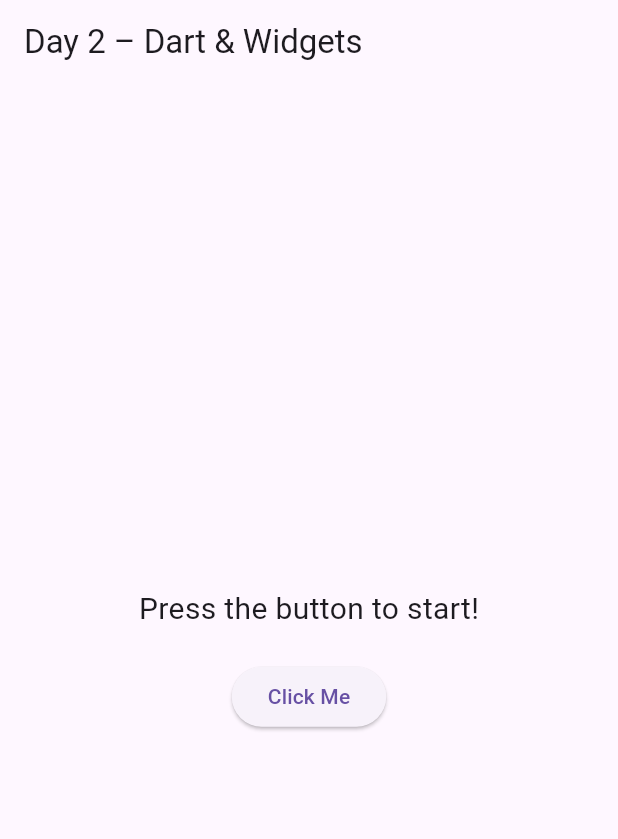
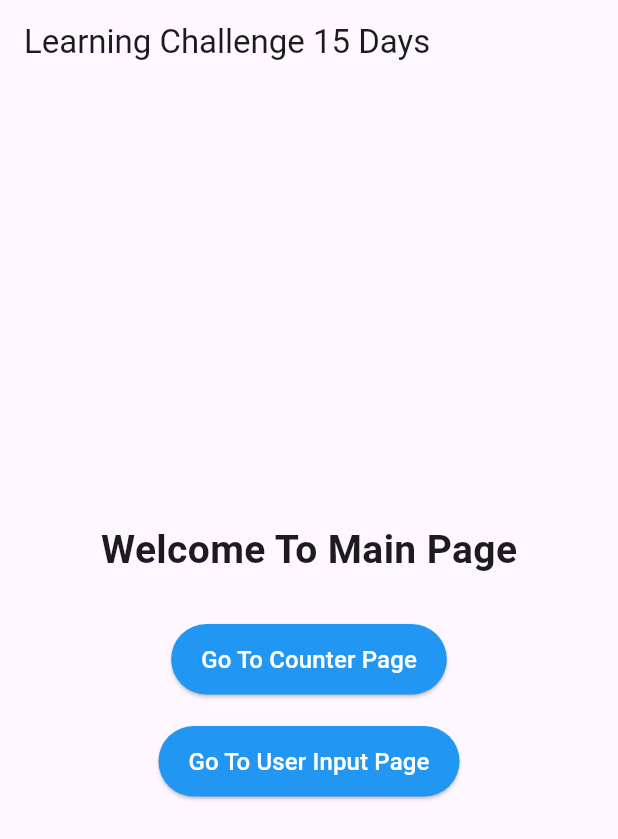
Before and after one commit to Gaurav-Basnet/Flutter_Learn, a Flutter app: the screen it shows after launch, on a phone screen of 412 x 824 dp. Shown: the top 839 px of the screen. Run offline on Flutter 3.47's test engine with Material 3 defaults, Android fonts, the phone set to English and light mode, and no system bars.

Commit message:
03:: feat(Taken input from user)

```diff
--- /dev/null
+++ b/lib/frames/widgettree.dart
@@ -0,0 +1,75 @@
+import 'package:first_app/counter.dart';
+import 'package:first_app/userInput.dart';
+import 'package:flutter/material.dart';
+
+class Widgettree extends StatefulWidget {
+  const Widgettree({super.key});
+
+  @override
+  State<Widgettree> createState() => _WidgettreeState();
+}
+
+class _WidgettreeState extends State<Widgettree> {
+  @override
+  Widget build(BuildContext context) {
+    return Scaffold(
+      appBar: AppBar(
+        title: const Text("Learning Challenge 15 Days"),
+        centerTitle: false,
+      ),
+      body: Center(
+        child: Column(
+          mainAxisAlignment: MainAxisAlignment.center,
+          children: [
+            Container(
+              margin: const EdgeInsets.only(bottom: 30),
+              child: const Text(
+                "Welcome To Main Page",
+                style: TextStyle(fontSize: 26, fontWeight: FontWeight.bold),
+              ),
+            ),
+            ElevatedButton(
+              style: ElevatedButton.styleFrom(
+                backgroundColor: Colors.blue,
+                padding: const EdgeInsets.symmetric(
+                  horizontal: 20,
+                  vertical: 12,
+                ),
+              ),
+              onPressed: () {
+                Navigator.push(
+                  context,
+                  MaterialPageRoute(builder: (context) => CounterPage()),
+                );
+              },
+              child: const Text(
+                "Go To Counter Page",
+                style: TextStyle(color: Colors.white, fontSize: 16),
+              ),
+            ),
+            const SizedBox(height: 20, width: double.infinity),
+            ElevatedButton(
+              style: ElevatedButton.styleFrom(
+                backgroundColor: Colors.blue,
+                padding: const EdgeInsets.symmetric(
+                  horizontal: 20,
+                  vertical: 12,
+                ),
+              ),
+              onPressed: () {
+                Navigator.push(
+                  context,
+                  MaterialPageRoute(builder: (context) => Userinput()),
+                );
+              },
+              child: const Text(
+                "Go To User Input Page",
+                style: TextStyle(color: Colors.white, fontSize: 16),
+              ),
+            ),
+          ],
+        ),
+      ),
+    );
+  }
+}
--- a/lib/main.dart
+++ b/lib/main.dart
@@ -1,3 +1,5 @@
+import 'package:first_app/counter.dart';
+import 'package:first_app/frames/widgettree.dart';
 import 'package:flutter/material.dart';
 
 void main() {
@@ -13,52 +15,7 @@ class MyApp extends StatelessWidget {
       debugShowCheckedModeBanner: false,
       title: 'Day 2 Flutter',
       theme: ThemeData(primarySwatch: Colors.deepPurple),
-      home: const CounterPage(),
+      home: Widgettree(),
     );
   }
 }
-
-class CounterPage extends StatefulWidget {
-  const CounterPage({super.key});
-
-  @override
-  State<CounterPage> createState() => _CounterPageState();
-}
-
-class _CounterPageState extends State<CounterPage> {
-  int count = 0;
-
-  void increaseCounter() {
-    setState(() {
-      count++;
-    });
-  }
-
-  String getMessage() {
-    if (count == 0) {
-      return "Press the button to start!";
-    } else {
-      return "You clicked $count times";
-    }
-  }
-
-  @override
-  Widget build(BuildContext context) {
-    return Scaffold(
-      appBar: AppBar(title: const Text("Day 2 – Dart & Widgets")),
-      body: Center(
-        child: Column(
-          mainAxisAlignment: MainAxisAlignment.center,
-          children: [
-            Text(getMessage(), style: const TextStyle(fontSize: 20)),
-            const SizedBox(height: 20),
-            ElevatedButton(
-              onPressed: increaseCounter,
-              child: const Text("Click Me"),
-            ),
-          ],
-        ),
-      ),
-    );
-  }
-}
```
Also changed, not shown: lib/counter.dart (added, +46 -0 lines), lib/userInput.dart (added, +79 -0 lines).
